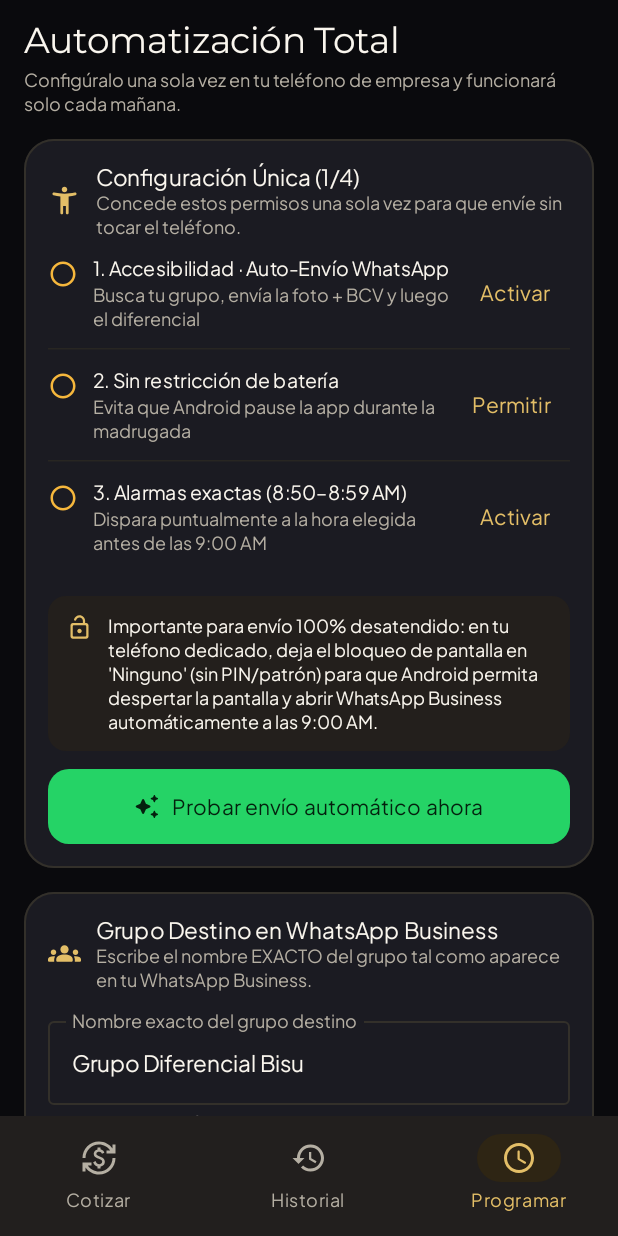
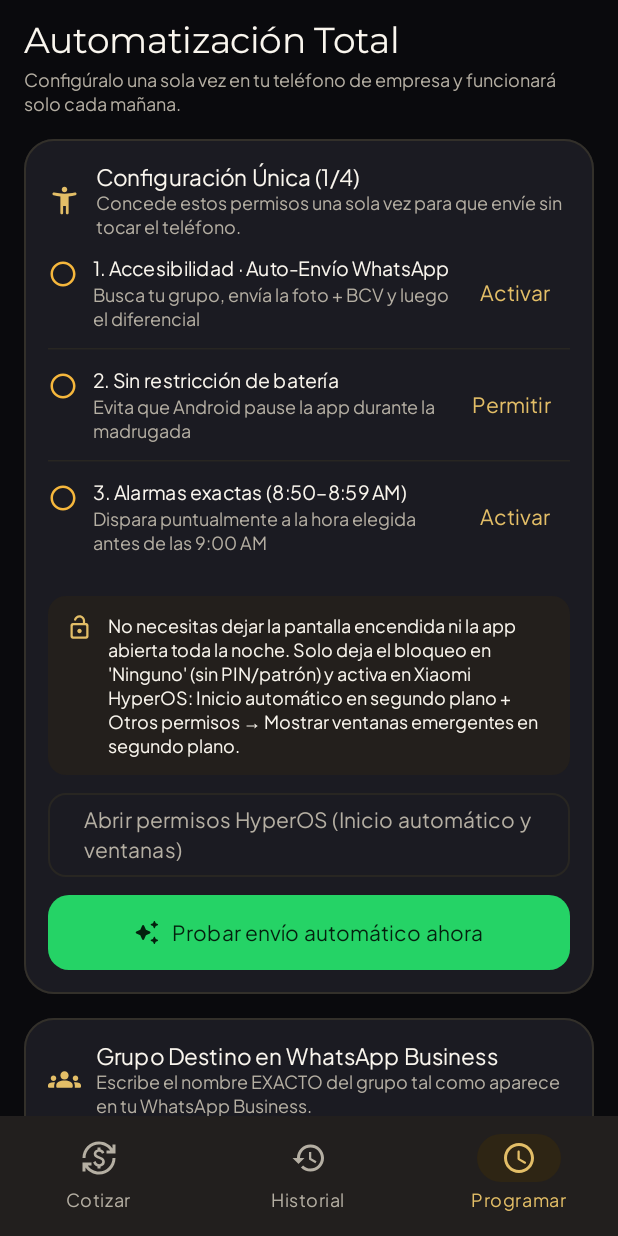
Before and after one commit to bisumarketing888-hub/Bisu-Tasa, an Android app built with Jetpack Compose: the screen it shows after launch (MainActivity), item 3 of the bottom bar chosen, on a phone screen of 412 x 824 dp. Run offline under Robolectric (Android 15) with nearby library versions, the phone set to English and light mode, and no system bars; our stand-ins replace Room's generated code; 2 statements that could not run were skipped.

Commit message:
feat: add GitHub token support and improve alarm reliability
- Introduce GitHub token storage for private repository updates.
- Upgrade to `setAlarmClock` to ensure execution during deep sleep/Doze.
- Update UI to handle screen-on flags and add app settings navigation.
- Bump version to 1.2.0.

```diff
--- a/app/build.gradle.kts
+++ b/app/build.gradle.kts
@@ -16,8 +16,8 @@ android {
     applicationId = "com.aistudio.tasabisu.k8m3px"
     minSdk = 24
     targetSdk = 36
-    versionCode = System.getenv("APP_VERSION_CODE")?.toIntOrNull() ?: 2
-    versionName = System.getenv("APP_VERSION_NAME")?.takeIf { it.isNotBlank() } ?: "1.1.0"
+    versionCode = System.getenv("APP_VERSION_CODE")?.toIntOrNull() ?: 3
+    versionName = System.getenv("APP_VERSION_NAME")?.takeIf { it.isNotBlank() } ?: "1.2.0"
     val ciGithubRepo = (System.getenv("GITHUB_REPOSITORY") ?: "").replace("\"", "")
     buildConfigField("String", "DEFAULT_GITHUB_REPO", "\"$ciGithubRepo\"")
 
--- a/app/src/main/java/com/example/MainActivity.kt
+++ b/app/src/main/java/com/example/MainActivity.kt
@@ -1,6 +1,7 @@
 package com.example
 
 import android.content.Intent
+import android.os.Build
 import android.os.Bundle
 import androidx.activity.ComponentActivity
 import androidx.activity.compose.BackHandler
@@ -83,6 +84,10 @@ class MainActivity : ComponentActivity() {
 
     override fun onCreate(savedInstanceState: Bundle?) {
         super.onCreate(savedInstanceState)
+        if (Build.VERSION.SDK_INT >= Build.VERSION_CODES.O_MR1) {
+            setShowWhenLocked(true)
+            setTurnScreenOn(true)
+        }
         enableEdgeToEdge()
         handleIntentQuickAction(intent)
 
@@ -246,12 +251,14 @@ private fun TasaBisuAppRoot(viewModel: TasaBisuViewModel) {
                         onOpenAccessibilitySettings = { viewModel.openAccessibilitySettings() },
                         onOpenExactAlarmSettings = { viewModel.openExactAlarmSettings() },
                         onRequestBatteryUnrestricted = { viewModel.requestIgnoreBatteryOptimizations() },
+                        onOpenAppDetailsSettings = { viewModel.openAppDetailsSettings() },
                         onTestAutoSendNow = { viewModel.startFullAutoSendNow() },
                         onTestNotification = { viewModel.sendTestMorningNotification() },
                         availableUpdate = uiState.availableUpdate,
                         isCheckingUpdate = uiState.isCheckingUpdate,
                         updateStatusText = uiState.updateStatusText,
                         onUpdateGitHubRepo = { viewModel.updateGitHubRepoSlug(it) },
+                        onUpdateGitHubToken = { viewModel.updateGitHubToken(it) },
                         onToggleAutoCheckUpdates = { viewModel.updateAutoCheckUpdates(it) },
                         onCheckGitHubUpdatesNow = { viewModel.checkForGitHubUpdates(manual = true) },
                         onOpenGitHubUpdate = { viewModel.openAvailableUpdateInBrowser(it) },
--- a/app/src/main/java/com/example/data/local/SettingsStore.kt
+++ b/app/src/main/java/com/example/data/local/SettingsStore.kt
@@ -40,6 +40,7 @@ class SettingsStore(private val context: Context) {
         val CUSTOM_TEMPLATE_URI = stringPreferencesKey("custom_template_uri")
         val DARK_THEME = booleanPreferencesKey("dark_theme_enabled")
         val GITHUB_REPO_SLUG = stringPreferencesKey("github_repo_slug")
+        val GITHUB_TOKEN = stringPreferencesKey("github_token")
         val AUTO_CHECK_UPDATES = booleanPreferencesKey("auto_check_updates")
         val ACKNOWLEDGED_RELEASE_TAG = stringPreferencesKey("acknowledged_release_tag")
         val LAST_NOTIFIED_RELEASE_TAG = stringPreferencesKey("last_notified_release_tag")
@@ -79,6 +80,7 @@ class SettingsStore(private val context: Context) {
             darkThemeEnabled = prefs[Keys.DARK_THEME] ?: true,
             githubRepoSlug = prefs[Keys.GITHUB_REPO_SLUG]?.ifBlank { BuildConfig.DEFAULT_GITHUB_REPO }
                 ?: BuildConfig.DEFAULT_GITHUB_REPO,
+            githubToken = prefs[Keys.GITHUB_TOKEN] ?: "",
             autoCheckUpdates = prefs[Keys.AUTO_CHECK_UPDATES] ?: true,
             acknowledgedReleaseTag = prefs[Keys.ACKNOWLEDGED_RELEASE_TAG] ?: "",
         )
@@ -194,6 +196,10 @@ class SettingsStore(private val context: Context) {
         context.tasaBisuDataStore.edit { it[Keys.GITHUB_REPO_SLUG] = slug.trim() }
     }
 
+    suspend fun updateGitHubToken(token: String) {
+        context.tasaBisuDataStore.edit { it[Keys.GITHUB_TOKEN] = token.trim() }
+    }
+
     suspend fun updateAutoCheckUpdates(enabled: Boolean) {
         context.tasaBisuDataStore.edit { it[Keys.AUTO_CHECK_UPDATES] = enabled }
     }
--- a/app/src/main/java/com/example/domain/RateModels.kt
+++ b/app/src/main/java/com/example/domain/RateModels.kt
@@ -54,6 +54,7 @@ data class DispatchSettings(
     val customTemplateUri: String = "",
     val darkThemeEnabled: Boolean = true,
     val githubRepoSlug: String = "",
+    val githubToken: String = "",
     val autoCheckUpdates: Boolean = true,
     val acknowledgedReleaseTag: String = "",
 )
--- a/app/src/main/java/com/example/scheduler/DailyQuoteWorker.kt
+++ b/app/src/main/java/com/example/scheduler/DailyQuoteWorker.kt
@@ -155,7 +155,9 @@ class DailyQuoteWorker(
         val repoSlug = settings.githubRepoSlug.ifBlank { BuildConfig.DEFAULT_GITHUB_REPO }
         if (settings.autoCheckUpdates && repoSlug.isNotBlank()) {
             runCatching {
-                val release = GitHubUpdateChecker().fetchLatestRelease(repoSlug).getOrNull()
+                val release = GitHubUpdateChecker()
+                    .fetchLatestRelease(repoSlug, settings.githubToken)
+                    .getOrNull()
                 if (release != null && GitHubUpdateChecker.isNewerVersion(
                         latestTag = release.tagName,
                         installedVersion = BuildConfig.VERSION_NAME,
--- a/app/src/main/java/com/example/scheduler/GitHubUpdateCheckWorker.kt
+++ b/app/src/main/java/com/example/scheduler/GitHubUpdateCheckWorker.kt
@@ -27,7 +27,8 @@ class GitHubUpdateCheckWorker(
         if (repoSlug.isBlank()) return Result.success()
 
         val checker = GitHubUpdateChecker()
-        val release = checker.fetchLatestRelease(repoSlug).getOrNull() ?: return Result.success()
+        val release = checker.fetchLatestRelease(repoSlug, settings.githubToken).getOrNull()
+            ?: return Result.success()
 
         val isNewer = GitHubUpdateChecker.isNewerVersion(
             latestTag = release.tagName,
--- a/app/src/main/java/com/example/ui/screens/ScheduleSettingsScreen.kt
+++ b/app/src/main/java/com/example/ui/screens/ScheduleSettingsScreen.kt
@@ -63,6 +63,7 @@ import androidx.compose.ui.graphics.Color
 import androidx.compose.ui.graphics.vector.ImageVector
 import androidx.compose.ui.platform.LocalContext
 import androidx.compose.ui.platform.testTag
+import androidx.compose.ui.text.input.PasswordVisualTransformation
 import androidx.compose.ui.unit.dp
 import com.example.BuildConfig
 import com.example.data.network.GitHubReleaseInfo
@@ -103,12 +104,14 @@ fun ScheduleSettingsScreen(
     onOpenAccessibilitySettings: () -> Unit,
     onOpenExactAlarmSettings: () -> Unit,
     onRequestBatteryUnrestricted: () -> Unit,
+    onOpenAppDetailsSettings: () -> Unit,
     onTestAutoSendNow: () -> Unit,
     onTestNotification: () -> Unit,
     availableUpdate: GitHubReleaseInfo?,
     isCheckingUpdate: Boolean,
     updateStatusText: String?,
     onUpdateGitHubRepo: (String) -> Unit,
+    onUpdateGitHubToken: (String) -> Unit,
     onToggleAutoCheckUpdates: (Boolean) -> Unit,
     onCheckGitHubUpdatesNow: () -> Unit,
     onOpenGitHubUpdate: (String) -> Unit,
@@ -121,6 +124,9 @@ fun ScheduleSettingsScreen(
     }
     var githubRepoInput by remember(settings.githubRepoSlug) {
         mutableStateOf(settings.githubRepoSlug)
+    }
+    var githubTokenInput by remember(settings.githubToken) {
+        mutableStateOf(settings.githubToken)
     }
 
     val notificationPermissionLauncher = rememberLauncherForActivityResult(
@@ -223,16 +229,21 @@ fun ScheduleSettingsScreen(
                                 modifier = Modifier.size(18.dp),
                             )
                             Text(
-                                text = "Importante para envío 100% desatendido: en tu teléfono dedicado, deja el bloqueo de pantalla en 'Ninguno' (sin PIN/patrón) para que Android permita despertar la pantalla y abrir WhatsApp Business automáticamente a las ${
-                                    DailyScheduleManager.formatClockTime(
-                                        settings.exactSendHour,
-                                        settings.exactSendMinute,
-                                    )
-                                }.",
+                                text = "No necesitas dejar la pantalla encendida ni la app abierta toda la noche. Solo deja el bloqueo en 'Ninguno' (sin PIN/patrón) y activa en Xiaomi HyperOS: Inicio automático en segundo plano + Otros permisos → Mostrar ventanas emergentes en segundo plano.",
                                 style = MaterialTheme.typography.bodySmall,
                                 color = MaterialTheme.colorScheme.onSurface,
                             )
                         }
+                    }
+
+                    OutlinedButton(
+                        onClick = onOpenAppDetailsSettings,
+                        shape = RoundedCornerShape(12.dp),
+                        modifier = Modifier
+                            .fillMaxWidth()
+                            .testTag("open_hyperos_app_details_button"),
+                    ) {
+                        Text("Abrir permisos HyperOS (Inicio automático y ventanas)")
                     }
 
                     Button(
@@ -542,14 +553,29 @@ fun ScheduleSettingsScreen(
                             onUpdateGitHubRepo(it)
                         },
                         label = { Text("Repositorio GitHub (usuario/repositorio o URL)") },
-                        placeholder = { Text("Ej. miusuario/tasa-bisu") },
+                        placeholder = { Text("Ej. bisumarketing888-hub/Bisu-Tasa") },
                         supportingText = {
-                            Text("Al compilar desde GitHub Actions se completa solo. El repositorio debe ser público para leer Releases sin token.")
+                            Text("Si tu repositorio es público deja el token vacío. Si es privado, pega un Personal Access Token abajo.")
                         },
                         singleLine = true,
                         modifier = Modifier
                             .fillMaxWidth()
                             .testTag("github_repo_input"),
+                    )
+
+                    OutlinedTextField(
+                        value = githubTokenInput,
+                        onValueChange = {
+                            githubTokenInput = it
+                            onUpdateGitHubToken(it)
+                        },
+                        label = { Text("Token de GitHub (opcional, solo repo privado)") },
+                        placeholder = { Text("github_pat_... o ghp_...") },
+                        visualTransformation = PasswordVisualTransformation(),
+                        singleLine = true,
+                        modifier = Modifier
+                            .fillMaxWidth()
+                            .testTag("github_token_input"),
                     )
 
                     Row(
```
Also changed, not shown: app/src/main/java/com/example/automation/AutoSendOrchestrator.kt (+20 -2 lines), app/src/main/java/com/example/data/network/GitHubUpdateChecker.kt (+48 -12 lines), app/src/main/java/com/example/scheduler/DailyScheduleManager.kt (+12 -3 lines), app/src/main/java/com/example/ui/TasaBisuViewModel.kt (+17 -1 lines), 2 other files.
